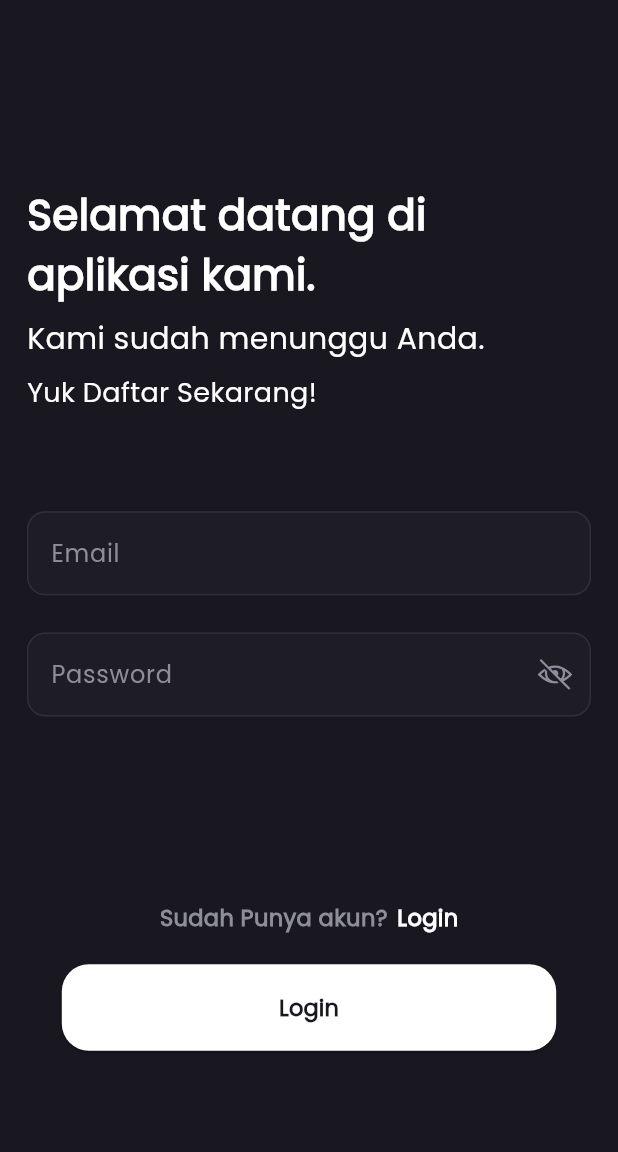
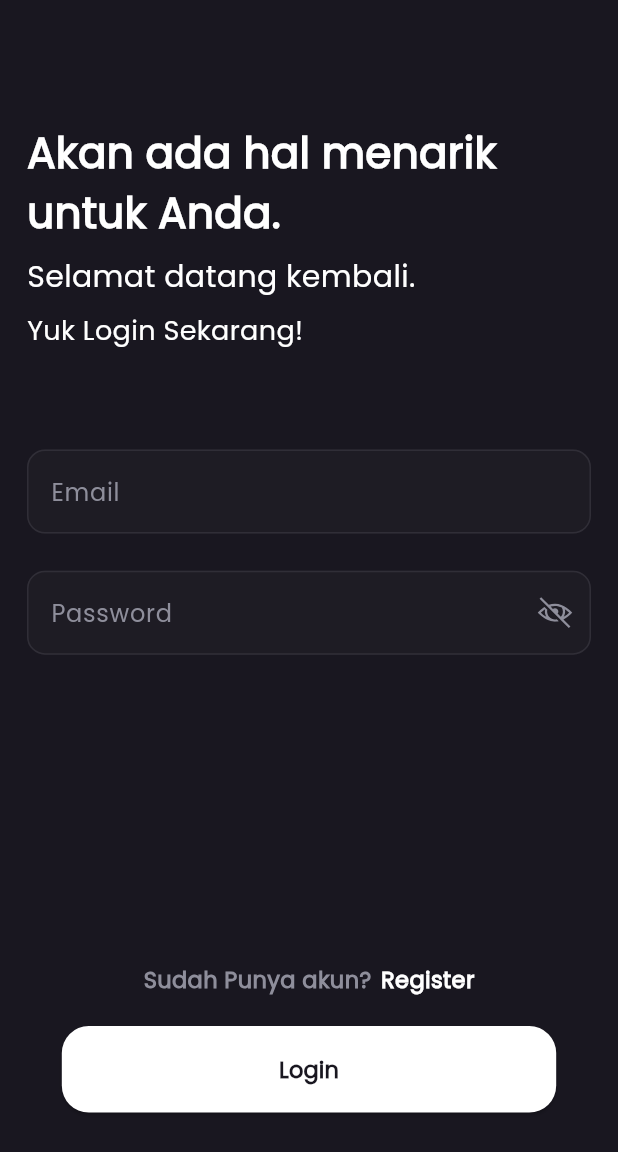
Before and after one commit to pandroe/test_pt_navios, a Flutter app: the screen it shows after launch, on a phone screen of 412 x 824 dp. Shown: the top 1152 px of the screen. Run offline on Flutter 3.47's test engine with Material 3 defaults, Android fonts, the phone set to English and light mode, and no system bars; our stand-ins replace firebase_auth, firebase_core, line_icons; accounts and stored records are empty.

Commit message:
fixing bug and typo text

```diff
--- a/lib/views/login_screen/views/login_screen.dart
+++ b/lib/views/login_screen/views/login_screen.dart
@@ -2,6 +2,7 @@ import 'package:firebase_auth/firebase_auth.dart';
 import 'package:flutter/material.dart';
 import 'package:test_pt_navios/utils/constant.dart';
 import 'package:test_pt_navios/views/home_screen/views/home_screen.dart';
+import 'package:test_pt_navios/views/register_screen/views/register_screen.dart';
 import 'package:test_pt_navios/widgets/custom_form_field_text_widgets.dart';
 
 class LoginScreen extends StatefulWidget {
@@ -91,20 +92,20 @@ class _LoginScreenState extends State<LoginScreen> {
             crossAxisAlignment: CrossAxisAlignment.start,
             mainAxisAlignment: MainAxisAlignment.center,
             children: [
-              Text('Selamat datang di aplikasi kami.',
+              Text('Akan ada hal menarik untuk Anda.',
                   style: TextStyle(
                       fontWeight: FontWeight.bold,
                       fontSize: Constant.fontExtraBig,
                       color: Color(Constant.witheColorNetral))),
               // Pembatas Jarak
               SizedBox(height: constant.size.height * 0.010),
-              Text('Kami sudah menunggu Anda.',
+              Text('Selamat datang kembali.',
                   style: TextStyle(
                       fontSize: Constant.fontBig,
                       color: Color(Constant.witheColorNetral))),
               // Pembatas Jarak
               SizedBox(height: constant.size.height * 0.010),
-              Text('Yuk Daftar Sekarang!',
+              Text('Yuk Login Sekarang!',
                   style: TextStyle(
                       fontSize: Constant.fontSemiBig,
                       color: Color(Constant.witheColorNetral))),
@@ -143,7 +144,7 @@ class _LoginScreenState extends State<LoginScreen> {
                 },
               ),
               // Pembatas Jarak
-              SizedBox(height: constant.size.height * 0.150),
+              SizedBox(height: constant.size.height * 0.250),
               Row(
                 mainAxisAlignment: MainAxisAlignment.center,
                 children: [
@@ -157,9 +158,9 @@ class _LoginScreenState extends State<LoginScreen> {
                   GestureDetector(
                     onTap: () {
                       Navigator.pushNamedAndRemoveUntil(
-                          context, LoginScreen.routeName, (route) => false);
+                          context, RegisterScreen.routeName, (route) => false);
                     },
-                    child: Text('Login',
+                    child: Text('Register',
                         style: TextStyle(
                             fontWeight: FontWeight.bold,
                             fontSize: Constant.fontRegular,
```
